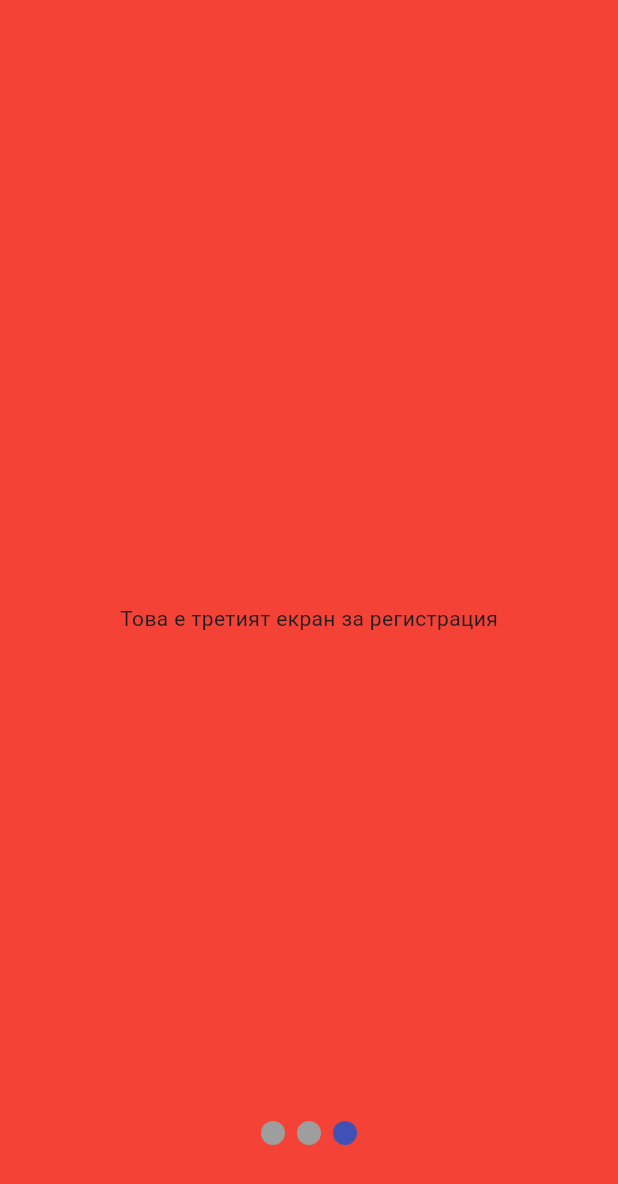
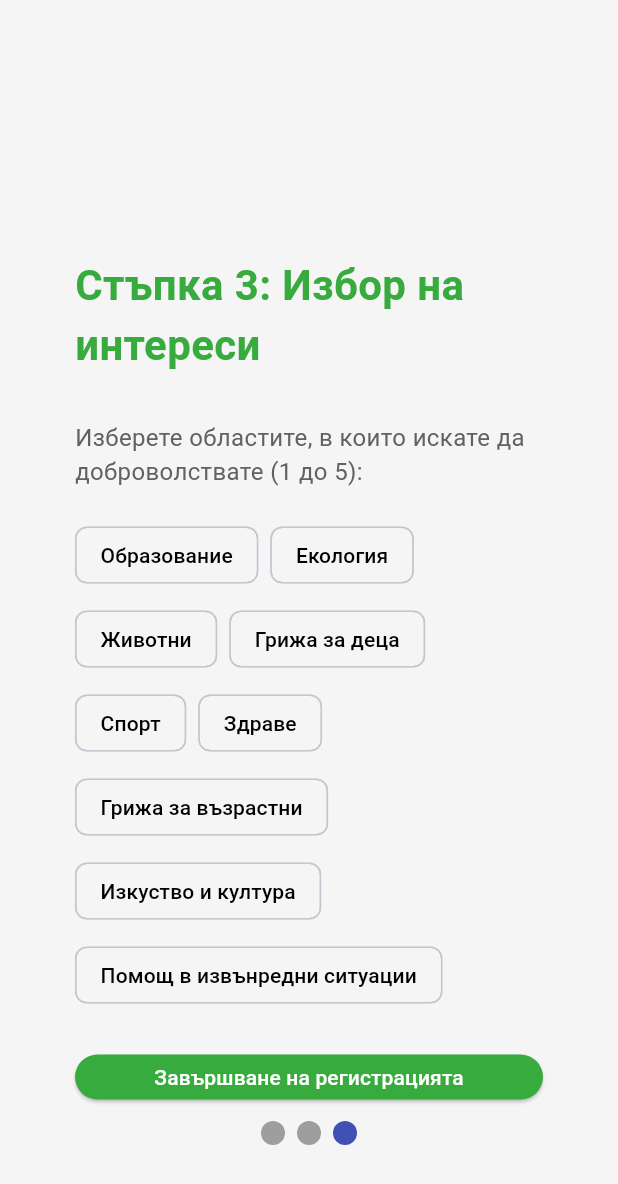
Before and after one commit to ZvezdiPro/Volunteer-Varna, a Flutter app: the Register screen opened directly with empty values, swiped to page 3, on a phone screen of 412 x 824 dp. Shown: the top 1184 px of the screen. Run offline on Flutter 3.47's test engine with Material 3 defaults, Android fonts, the phone set to English and light mode, and no system bars; drawn by our look-alikes of smooth_page_indicator; our stand-ins replace firebase_auth, firebase_core, flutter_spinkit; accounts and stored records are empty.

Commit message:
Finished the third registration screen
Collects user's interests. Succefully creates a new registry in the Firebase Authentication

```diff
--- a/lib/screens/authenticate/register.dart
+++ b/lib/screens/authenticate/register.dart
@@ -95,8 +95,6 @@ class _RegisterState extends State<Register> {
     // TODO: Update user data in the database (something like the line below:)
     // await _dbService.updateUserData(newUser);
 
-    // Switches to the Sign-In page
-    // TODO: Go to the Home screen
     widget.toggleView();
   }
 
@@ -119,7 +117,7 @@ class _RegisterState extends State<Register> {
             children: [
               RegisterStepOne(data: _data, nextStep: nextStep, toggleView: widget.toggleView),
               RegisterStepTwo(data: _data, nextStep: nextStep, previousStep: previousStep),
-              RegisterStepThree(),
+              RegisterStepThree(data: _data, nextStep: nextStep, previousStep: previousStep),
             ],
           ),
 
@@ -131,7 +129,7 @@ class _RegisterState extends State<Register> {
               count: 3,
               onDotClicked: (index) => pageController.animateToPage(
                 index,
-                duration: Duration(milliseconds: 500),
+                duration: Duration(milliseconds: 300),
                 curve: Curves.easeIn
               )
             )
--- a/lib/screens/authenticate/register_step_three.dart
+++ b/lib/screens/authenticate/register_step_three.dart
@@ -1,22 +1,111 @@
 import 'package:flutter/material.dart';
+import 'package:volunteer_app/models/registration_data.dart';
+import 'package:volunteer_app/shared/colors.dart';
+import 'package:volunteer_app/shared/constants.dart';
 
 class RegisterStepThree extends StatefulWidget {
-  const RegisterStepThree({super.key});
+
+  final RegistrationData data;
+  final VoidCallback nextStep;
+  final VoidCallback previousStep;
+
+  const RegisterStepThree({
+    super.key,
+    required this.data,
+    required this.nextStep,
+    required this.previousStep,
+  });
 
   @override
   State<RegisterStepThree> createState() => _RegisterStepThreeState();
 }
 
 class _RegisterStepThreeState extends State<RegisterStepThree> {
+  final _stepThreeFormKey = GlobalKey<FormState>();
+
+  final List<String> availableInterests = [
+    'Образование', 'Екология', 'Животни', 'Грижа за деца', 'Спорт', 'Здраве',
+    'Грижа за възрастни', 'Изкуство и култура', 'Помощ в извънредни ситуации'
+  ];
+
   @override
   Widget build(BuildContext context) {
-    return Scaffold(
-      body: Container(
-        color: Colors.red,
-        child: Center(
-          child: Text('Това е третият екран за регистрация'),
+    return SingleChildScrollView(
+      padding: const EdgeInsets.symmetric(vertical: 20.0, horizontal: 50.0),
+      child: Form(
+        key: _stepThreeFormKey,
+        child: Column(
+          crossAxisAlignment: CrossAxisAlignment.stretch,
+          children: <Widget>[
+            SizedBox(height: 150.0),
+            Text('Стъпка 3: Избор на интереси', style: mainHeadingStyle),
+            SizedBox(height: 30.0),
+
+            Text(
+              'Изберете областите, в които искате да доброволствате (1 до 5):',
+              style: TextStyle(fontSize: 16, color: Colors.grey.shade700)
+            ),
+
+            SizedBox(height: 20.0),
+
+            // Contains all the interests in buttons which are clickable in order to make a selection
+            Wrap(
+              spacing: 8.0,
+              runSpacing: 8.0,
+              children: availableInterests.map((interest) {
+                final isSelected = widget.data.interests.contains(interest);
+                return FilterChip(
+                  label: Text(interest),
+                  selected: isSelected,
+                  backgroundColor: Colors.grey.shade100,
+                  selectedColor: greenPrimary,
+                  labelStyle: TextStyle(
+                    color: isSelected ? Colors.white : Colors.black,
+                  ),
+                  checkmarkColor: Colors.white,
+                  onSelected: (bool selected) {
+                    setState(() {
+                      if (selected) {
+                        if (widget.data.interests.length < 5) {
+                          widget.data.interests.add(interest);
+                        }
+                        else {
+                           ScaffoldMessenger.of(context).showSnackBar(
+                            SnackBar(content: Text('Може да изберете максимум 5 интереса!')),
+                          );
+                        }
+                      }
+                      else {
+                        widget.data.interests.remove(interest);
+                      }
+                    });
+                  },
+                );
+              }).toList(),
+            ),
+
+            SizedBox(height: 20.0),
+
+            // Finish registration!
+            ElevatedButton(
+              style: ElevatedButton.styleFrom(
+                backgroundColor: greenPrimary,
+                foregroundColor: Colors.white,
+                minimumSize: const Size(100, 30),
+                shape: RoundedRectangleBorder(borderRadius: BorderRadius.circular(20.0)),
+              ),
+              child: const Text('Завършване на регистрацията'),
+              onPressed: () {
+                // If all validator fields return null (meaning everything is OK), go to the next step
+                // Which in this case is submitting the registration
+                if (_stepThreeFormKey.currentState!.validate()) {
+                  widget.nextStep();
+                }
+              },
+            ),
+          ]
         )
-      ),
+      )
     );
   }
 }
```
